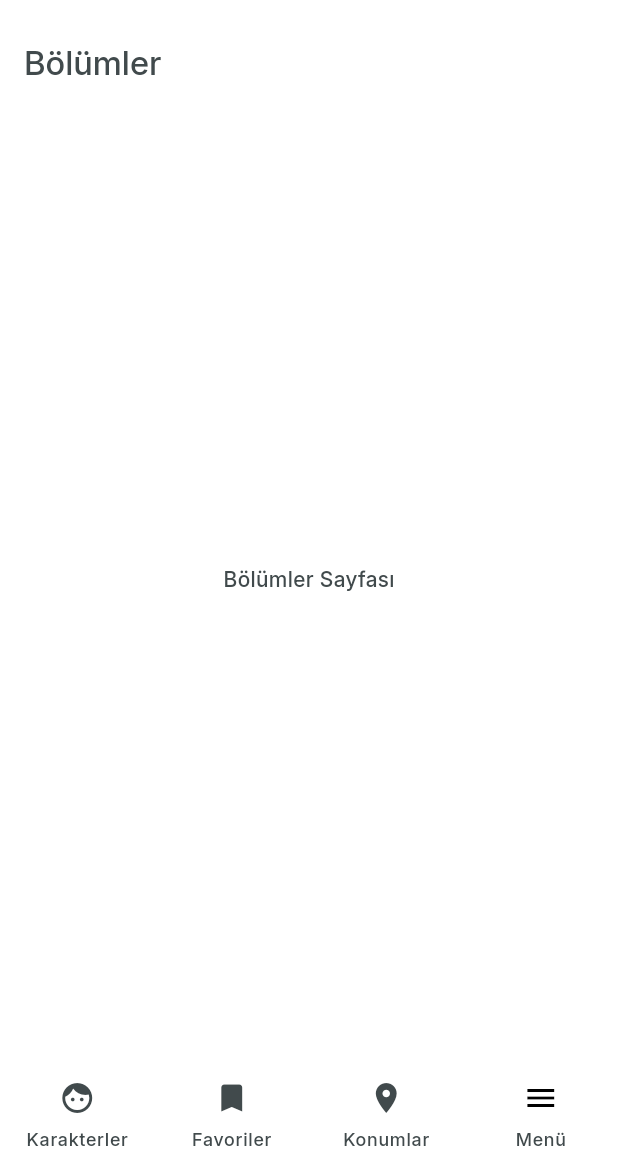
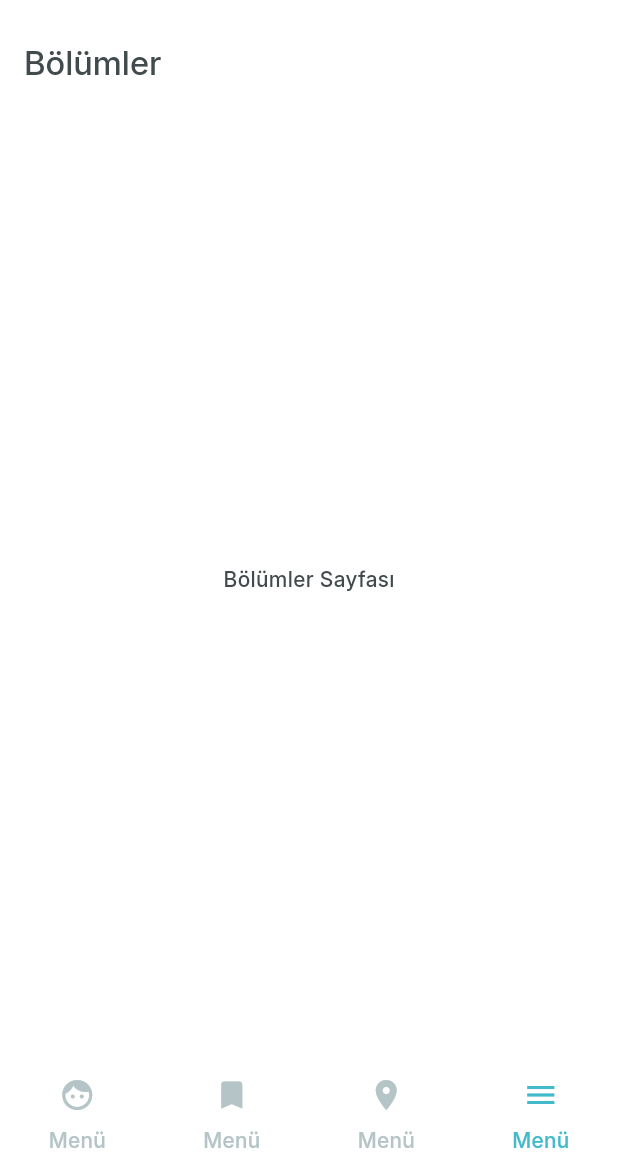
Before and after one commit to hamidkrml/RickAndMorty, a Flutter app: the screen it shows after launch, on a phone screen of 412 x 824 dp, the part 63-1236 px from its top. Run offline on Flutter 3.47's test engine with Material 3 defaults, Android fonts, the phone set to English and light mode, and no system bars; our stand-ins replace go_router.

Commit message:
refactor bottom navigation bar to use _menuItem function for improved readability and maintainability

```diff
--- a/lib/app/View/AppView.dart
+++ b/lib/app/View/AppView.dart
@@ -10,23 +10,87 @@ class Appview extends StatelessWidget {
     return Scaffold(
       appBar: _AppBarWidget(),
       body: navigationShell,
-      bottomNavigationBar: NavigationBar(
+      bottomNavigationBar: NavigationBarTheme(
+        // navigation bar in castim secili olanin rengini degistiriyoruz
+        data: NavigationBarThemeData(
+          labelTextStyle: WidgetStateTextStyle.resolveWith((State) {
+            if (State.contains(WidgetState.selected)) {
+              return TextStyle(color: Theme.of(context).colorScheme.primary);
+            }
+            return TextStyle(color: Theme.of(context).colorScheme.tertiary);
+          }),
+        ),
+
+        /// _menuItem fonksiyonunu kullanarak menu itemlarini olusturuyoruz ve
+        /// navigationShell.goBranch fonksiyonunu kullanarak secilen itema gitmesini sagliyoruz
+        /// indicatorColor ile secilen itemin altindaki cizgiyi kaldiriyoruz
+        /// selectedIndex ile secilen itemi belirliyoruz
+        /// onDestinationSelected ile secilen itema gitmesini sagliyoruz
+        /// destinations ile menu itemlarini olusturuyoruz
+        child: NavigationBar(
           selectedIndex: navigationShell.currentIndex,
           onDestinationSelected: navigationShell.goBranch,
           indicatorColor: Colors.transparent,
           destinations: [
-          NavigationDestination(icon: Icon(Icons.face), label: 'Karakterler'),
-          NavigationDestination(icon: Icon(Icons.bookmark), label: 'Favoriler'),
-          NavigationDestination(
-            icon: Icon(Icons.location_on),
-            label: 'Konumlar',
+            _menuItem(
+              context,
+              index: 0,
+              currentIndex: navigationShell.currentIndex,
+              label: "Karakterler",
+              icon: Icons.face,
             ),
-          NavigationDestination(icon: Icon(Icons.menu), label: 'Menü'),
+            _menuItem(
+              context,
+              index: 1,
+              currentIndex: navigationShell.currentIndex,
+              label: "Favoriler",
+              icon: Icons.bookmark,
+            ),
+            _menuItem(
+              context,
+              index: 2,
+              currentIndex: navigationShell.currentIndex,
+              label: "Konumlar",
+              icon: Icons.location_on,
+            ),
+            _menuItem(
+              context,
+              index: 3,
+              currentIndex: navigationShell.currentIndex,
+              label: "Menu",
+              icon: Icons.menu,
+            ),
           ],
+        ),
       ),
     );
   }
 
+  /// _menuItem fonksiyonu ile menu itemlarini olusturuyoruz
+  /// index ile itemin indexini, currentIndex ile secilen itemin indexini,
+  /// label ile itemin labelini, icon ile itemin iconunu aliyoruz
+  /// icon ile itemin iconunu aliyoruz
+  /// color ile secilen itemin rengini belirliyoruz
+  /// label ile itemin labelini belirliyoruz
+  Widget _menuItem(
+    BuildContext context, {
+    required int index,
+    required int currentIndex,
+    required String label,
+    required IconData icon,
+  }) {
+    return NavigationDestination(
+      icon: Icon(
+        icon,
+        color: currentIndex == index
+            ? Theme.of(context).colorScheme.primary
+            : Theme.of(context).colorScheme.tertiary,
+      ),
+      label: 'Menü',
+    );
+  }
+
+  /// AppBarWidget fonksiyonu ile appbar i olusturuyoruz
   AppBar _AppBarWidget() {
     return AppBar(
       centerTitle: false,
```
Lines whose indentation alone changed are shown as unchanged.
